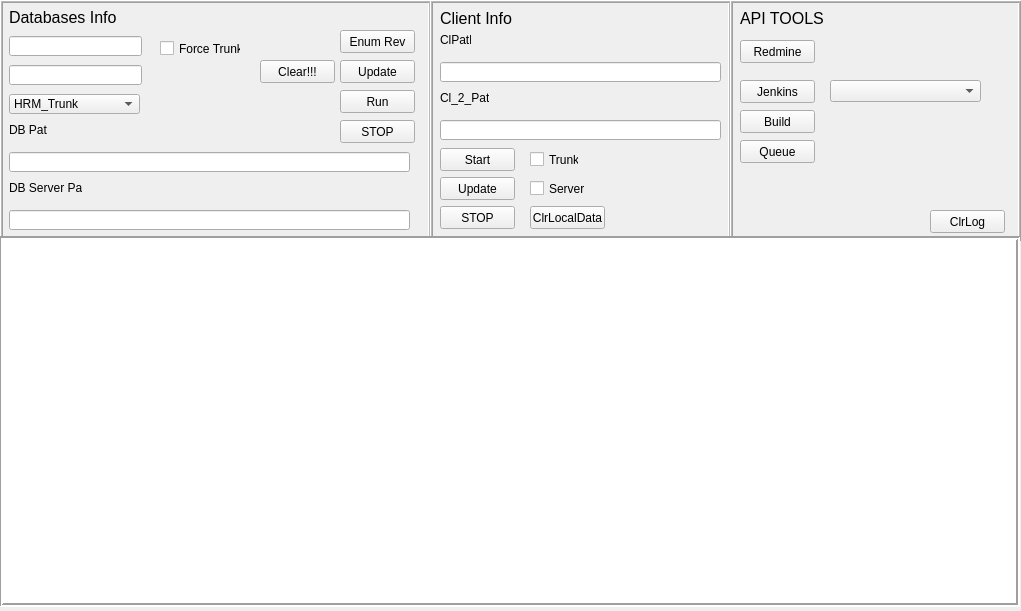
Before: the Qt Designer form test.ui in artakak/TTT, drawn with Qt 5.
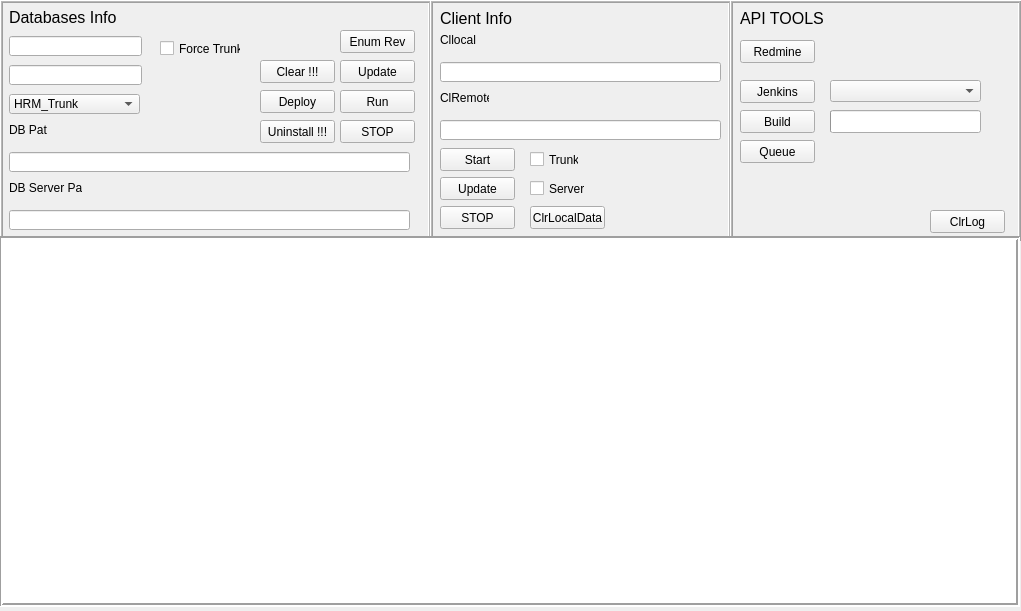
After: the same form once the commit is applied.

The edit to the form file:
```diff
--- a/test.ui
+++ b/test.ui
@@ -103,12 +103,12 @@
      <rect>
       <x>440</x>
       <y>32</y>
-      <width>31</width>
+      <width>41</width>
       <height>16</height>
      </rect>
     </property>
     <property name="text">
-     <string>ClPath</string>
+     <string>Cllocal</string>
     </property>
    </widget>
    <widget class="QLineEdit" name="lineEdit_2">
@@ -187,7 +187,7 @@
      </rect>
     </property>
     <property name="text">
-     <string>Cl_2_Path</string>
+     <string>ClRemote</string>
     </property>
    </widget>
    <widget class="QLabel" name="label_2">
@@ -447,7 +447,33 @@
       </rect>
      </property>
      <property name="text">
-      <string>Clear!!!</string>
+      <string>Clear !!!</string>
+     </property>
+    </widget>
+    <widget class="QPushButton" name="pushButton_15">
+     <property name="geometry">
+      <rect>
+       <x>260</x>
+       <y>90</y>
+       <width>75</width>
+       <height>23</height>
+      </rect>
+     </property>
+     <property name="text">
+      <string>Deploy</string>
+     </property>
+    </widget>
+    <widget class="QPushButton" name="pushButton_16">
+     <property name="geometry">
+      <rect>
+       <x>260</x>
+       <y>120</y>
+       <width>75</width>
+       <height>23</height>
+      </rect>
+     </property>
+     <property name="text">
+      <string>Uninstall !!!</string>
      </property>
     </widget>
    </widget>
@@ -546,6 +572,22 @@
       <string>Queue</string>
      </property>
     </widget>
+    <widget class="QProgressBar" name="progressBar">
+     <property name="geometry">
+      <rect>
+       <x>100</x>
+       <y>110</y>
+       <width>151</width>
+       <height>23</height>
+      </rect>
+     </property>
+     <property name="value">
+      <number>0</number>
+     </property>
+     <property name="textVisible">
+      <bool>false</bool>
+     </property>
+    </widget>
    </widget>
    <zorder>frame</zorder>
    <zorder>frame_2</zorder>
```
